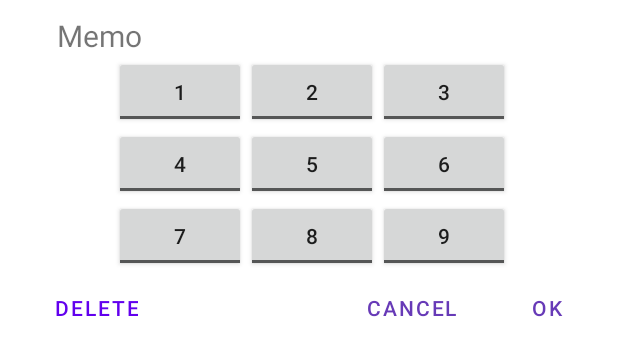
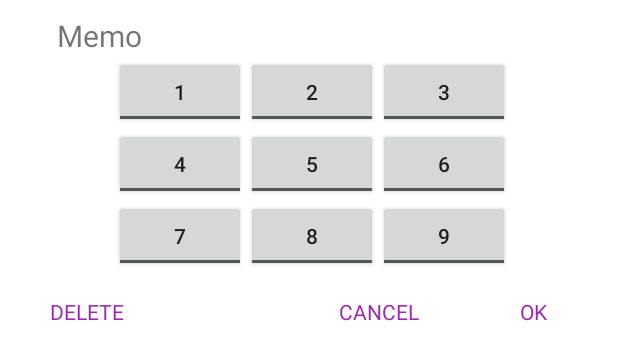
Before and after one commit to fixedperson/Mobile_Programming_Project, an Android app: the layout dialog_memo.xml on its own in the app's theme, with its tools: preview values and no code run, on a phone screen of 412 x 824 dp. Shown: the top 360 px of the screen. Run offline under Robolectric (Android 15) with nearby library versions, the phone set to English and light mode, and no system bars.

Commit message:
long click dialog 변경
Button -> TextView 로 변경

selector 추가하여 클릭 시 배경 변경 추가

```diff
--- /dev/null
+++ b/Sudoku/app/src/main/res/drawable/dialog_clicked.xml
@@ -0,0 +1,4 @@
+<?xml version="1.0" encoding="utf-8"?>
+<shape xmlns:android="http://schemas.android.com/apk/res/android">
+    <solid android:color="@color/cardview_dark_background"/>
+</shape>
--- /dev/null
+++ b/Sudoku/app/src/main/res/drawable/dialog_selector.xml
@@ -0,0 +1,5 @@
+<?xml version="1.0" encoding="utf-8"?>
+<selector xmlns:android="http://schemas.android.com/apk/res/android">
+    <item android:state_pressed="true" android:drawable="@drawable/dialog_clicked" />
+    <item android:drawable="@drawable/dialog_unclicked" />
+</selector>
--- /dev/null
+++ b/Sudoku/app/src/main/res/drawable/dialog_unclicked.xml
@@ -0,0 +1,4 @@
+<?xml version="1.0" encoding="utf-8"?>
+<shape xmlns:android="http://schemas.android.com/apk/res/android">
+    <solid android:color="@color/white"/>
+</shape>
--- a/Sudoku/app/src/main/res/layout/dialog_memo.xml
+++ b/Sudoku/app/src/main/res/layout/dialog_memo.xml
@@ -125,40 +125,47 @@
             android:layout_height="wrap_content"
             android:gravity="right">
 
-            <Button
+            <TextView
                 android:id="@+id/del"
-                android:layout_width="wrap_content"
-                android:layout_height="wrap_content"
-                android:layout_gravity="left"
-                android:background="#00ff0000"
+                android:layout_width="82dp"
+                android:layout_height="match_parent"
+                android:layout_margin="3dp"
+                android:clickable="true"
+                android:gravity="center"
                 android:text="DELETE"
-                android:textColor="@color/purple_500" />
+                android:textColor="#9C27B0"
+                tools:ignore="TouchTargetSizeCheck" />
 
             <TextView
                 android:id="@+id/textView12"
                 android:layout_width="wrap_content"
                 android:layout_height="match_parent"
-                android:text="                                    "
+                android:text="                              "
                 tools:ignore="SpeakableTextPresentCheck" />
 
-            <Button
+            <TextView
                 android:id="@+id/cancel"
-                android:layout_width="wrap_content"
-                android:layout_height="wrap_content"
-                android:layout_gravity="right"
-                android:background="#00ff0000"
+                android:layout_width="94dp"
+                android:layout_height="46dp"
+                android:layout_margin="3dp"
+                android:clickable="true"
+                android:gravity="center"
                 android:text="CANCEL"
-                android:textColor="#673AB7" />
+                android:textColor="#9C27B0"
+                tools:ignore="TouchTargetSizeCheck" />
 
-            <Button
+            <TextView
                 android:id="@+id/ok"
-                android:layout_width="wrap_content"
-                android:layout_height="wrap_content"
-                android:layout_gravity="right"
-                android:background="#00ff0000"
+                android:layout_width="98dp"
+                android:layout_height="match_parent"
+                android:layout_margin="3dp"
+                android:layout_marginRight="4dp"
+                android:clickable="true"
+                android:gravity="center"
                 android:text="OK"
-                android:textColor="#673AB7"
-                app:rippleColor="#875B5B" />
+                android:textColor="#9C27B0"
+                tools:ignore="TouchTargetSizeCheck" />
+
         </TableRow>
     </LinearLayout>
 
```
Also changed, not shown: Sudoku/app/src/main/java/com/example/sudoku/MainActivity.java (+8 -3 lines).
